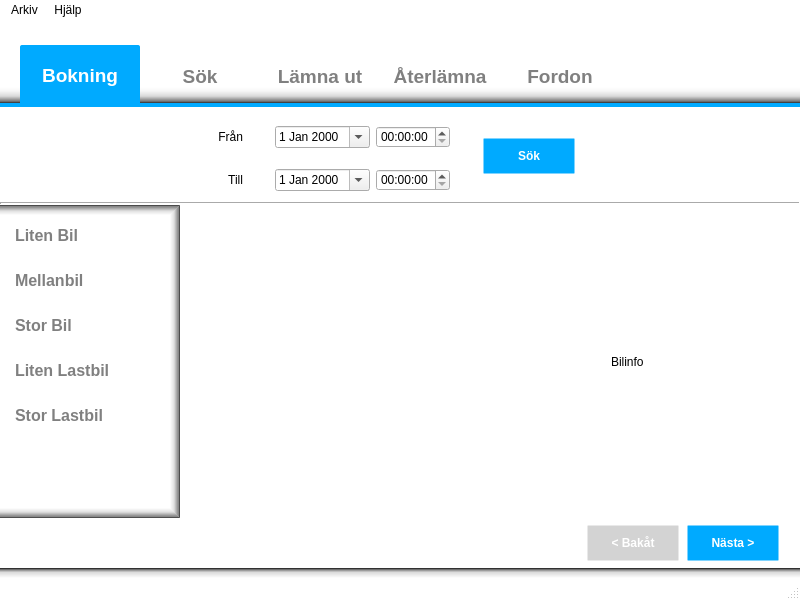
Before: the Qt Designer form trunk/gui/MainWindow.ui in nilsknacken/A3B-repo, drawn with Qt 5.
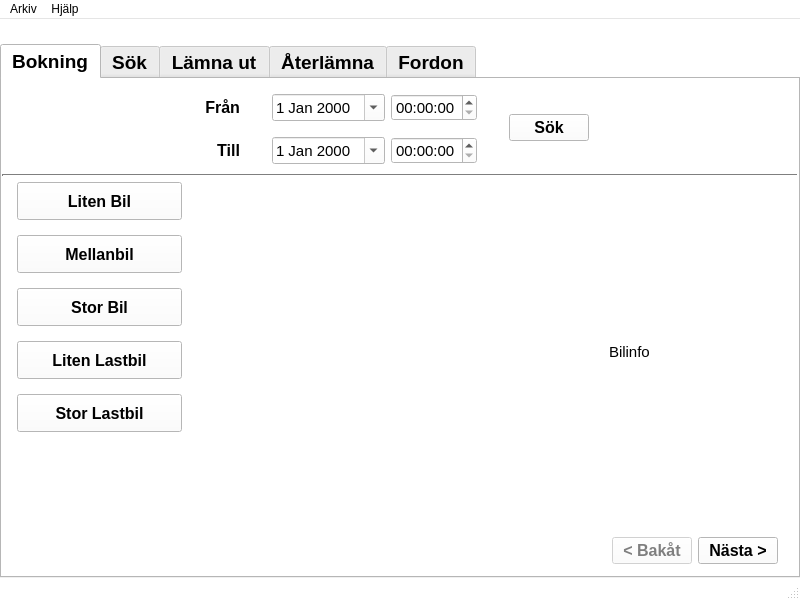
After: the same form once the commit is applied. The open tabs and pages were chosen to show the change. Icons and pictures are not drawn.

The edit to the form file:
```diff
--- a/trunk/gui/MainWindow.ui
+++ b/trunk/gui/MainWindow.ui
@@ -436,102 +436,7 @@
    <string>A3B Bilpark</string>
   </property>
   <property name="styleSheet">
-   <string notr="true">QMainWindow{
-background-image: url(:/Linen_Patterns_4.jpg); }
-
-QStatusBar{
-/*background: solid rgba(0, 0, 0, 0); }*/
-background-color: transparent; }
-
-QFrame {
-background: solid white; }
-
-Line{
-border-color: rgb(0, 170, 255); }
-
-QTabWidget::tab-bar {
-left: 20px;}
-QTabWidget::pane {
-border-top: 20px solid qlineargradient(spread:pad, x1:0, y1:0, x2:0, y2:1, stop:0 rgba(0, 0, 0, 0), stop:0.199052 rgba(0, 0, 0, 8), stop:0.459716 rgba(0, 0, 0, 38), stop:0.7109 rgba(0, 0, 0, 135), stop:0.799 rgba(0, 0, 0, 209), stop:0.8 rgba(0, 170, 255, 255));
-border-bottom: 10px solid qlineargradient(spread:pad, x1:1, y1:1, x2:1, y2:0, stop:0 rgba(0, 0, 0, 0), stop:0.578199 rgba(0, 0, 0, 37), stop:0.810427 rgba(0, 0, 0, 120), stop:1 rgba(0, 0, 0, 235));
-background: solid rgba(0, 0, 0, 0);
-top: -18px; }
-QTabBar::tab {
-height: 60px; width: 120px;
-border: 2px;
-border-top-left-radius: 2px;
-border-top-right-radius: 2px;}
-QTabBar::tab:selected {
-background: rgb(0, 170, 255);
-border-bottom-color: rgb(0, 170, 255);
-border-color: rgb(0, 170, 255);
-font:;color: white;}
-QTabBar::tab:!selected {
-font:;color: grey;}
-QTabBar::tab:disabled {
-font:;color: lightgrey;}
-
-
-
-QPushButton {
-border: 3px solid rgba(0, 0, 0, 0);
-border-radius: 1px;
-background-color: rgb(0, 170, 255);
-min-width: 80px;
-min-height: 30px;
-font: bold; color: white;
-padding: 1px 4px; }
-QPushButton:pressed {
-border-color: rgb(0, 170, 255);
-background-color: rgb(255, 255, 255);
-font: bold; color: rgb(0, 0, 0);}
-QPushButton:flat {
-border: transparent; }
-QPushButton:default {
-border-color: lightblue; }
-QPushButton:disabled {
-background-color: lightgrey;}
-
-
-QMenu {
-background-color: white;
-/*background-color: rgba(255, 255, 255, 50);*/
-border: 1px solid rgb(0, 170, 255); }
-QMenu::item {
-background-color: transparent;
-padding: 5px 15px;
-font: normal; color: dark grey; }
-QMenu::item:selected {
-background-color: rgb(0, 170, 255);
-font: bold; color: white; }
-QMenu::item:!selected {
-background-color: transparent; }
-QMenu::separator {
-height: 2px;
-background: lightblue;
-margin-left: 10px;
-margin-right: 5px; }
-QMenuBar {
-background-color: transparent;
-font: normal; color: dark grey; }
-QMenuBar::item {
-spacing: 5px;
-padding: 3px 5px;
-background-color: transparent;
-border-top-left-radius: 1px;
-border-top-right-radius: 1px; }
-QMenuBar::item:selected {
-background-color: rgb(0, 170, 255); }
-QMenuBar::item:pressed {
-background: white;
-border: 1px solid rgb(0, 170, 255);
-border-top-left-radius: 2px;
-border-top-right-radius: 2px; 
-font: bold; }
-
-
-QMessageBox {
-background: solid white; }</string>
+   <string notr="true"/>
   </property>
   <property name="dockOptions">
    <set>QMainWindow::AllowTabbedDocks|QMainWindow::AnimatedDocks</set>
@@ -634,6 +539,11 @@
               </item>
               <item row="0" column="6" rowspan="2">
                <widget class="QPushButton" name="pushButtonP1search">
+                <property name="font">
+                 <font>
+                  <pointsize>12</pointsize>
+                 </font>
+                </property>
                 <property name="text">
                  <string>Sök</string>
                 </property>
@@ -656,10 +566,26 @@
                </spacer>
               </item>
               <item row="0" column="4">
-               <widget class="QTimeEdit" name="timeEditFrom"/>
+               <widget class="QTimeEdit" name="timeEditFrom">
+                <property name="font">
+                 <font>
+                  <pointsize>11</pointsize>
+                  <weight>50</weight>
+                  <bold>false</bold>
+                 </font>
+                </property>
+               </widget>
               </item>
               <item row="0" column="3">
                <widget class="QDateEdit" name="dateEditFrom">
+                <property name="font">
+                 <font>
+                  <pointsize>11</pointsize>
+                  <weight>50</weight>
+                  <italic>false</italic>
+                  <bold>false</bold>
+                 </font>
+                </property>
                 <property name="calendarPopup">
                  <bool>true</bool>
                 </property>
@@ -667,6 +593,11 @@
               </item>
               <item row="1" column="1">
                <widget class="QLabel" name="labelTo">
+                <property name="font">
+                 <font>
+                  <pointsize>12</pointsize>
+                 </font>
+                </property>
                 <property name="text">
                  <string>Till</string>
                 </property>
@@ -682,10 +613,23 @@
                </widget>
               </item>
               <item row="1" column="4">
-               <widget class="QTimeEdit" name="timeEditTo"/>
+               <widget class="QTimeEdit" name="timeEditTo">
+                <property name="font">
+                 <font>
+                  <pointsize>11</pointsize>
+                  <weight>50</weight>
+                  <bold>false</bold>
+                 </font>
+                </property>
+               </widget>
               </item>
               <item row="0" column="1">
                <widget class="QLabel" name="labelFrom">
+                <property name="font">
+                 <font>
+                  <pointsize>12</pointsize>
+                 </font>
+                </property>
                 <property name="text">
                  <string>Från</string>
                 </property>
@@ -696,6 +640,13 @@
               </item>
               <item row="1" column="3">
                <widget class="QDateEdit" name="dateEditTo">
+                <property name="font">
+                 <font>
+                  <pointsize>11</pointsize>
+                  <weight>50</weight>
+                  <bold>false</bold>
+                 </font>
+                </property>
                 <property name="calendarPopup">
                  <bool>true</bool>
                 </property>
@@ -767,33 +718,7 @@
                </sizepolicy>
               </property>
               <property name="styleSheet">
-               <string notr="true">QFrame{
-background: solid transparent;
-background-image: url(:/Linen_Patterns_4.jpg); }
-
-QPushButton {
-text-align: left;
-border: none;
-border-radius: none;
-background-color: transparent;
-font: bold; color: grey;
-padding: 0px 0px; }
-QPushButton:pressed {
-border-color: rgb(0, 170, 255);
-background-color: transparent;
-font:; color: white; }
-/*QPushButton:flat {
-border: none; }*/
-/*
-QPushButton:default {
-border-color: lightblue; }
-*/
-
-QStackedWidget {
-background: solid white; }
-
-QTableWidget {
-background: white; }</string>
+               <string notr="true"/>
               </property>
               <property name="frameShape">
                <enum>QFrame::NoFrame</enum>
@@ -820,12 +745,7 @@
                   </size>
                  </property>
                  <property name="styleSheet">
-                  <string notr="true">QFrame {
-border-top: 10px solid qlineargradient(spread:pad, x1:1, y1:1, x2:1, y2:0, stop:0 rgba(0, 0, 0, 0), stop:0.402844 rgba(0, 0, 0, 31), stop:0.635071 rgba(0, 0, 0, 80), stop:0.763033 rgba(0, 0, 0, 107), stop:0.890995 rgba(0, 0, 0, 125), stop:1 rgba(0, 0, 0, 226));
-border-right: 10px solid qlineargradient(spread:pad, x1:0, y1:0, x2:1, y2:0, stop:0 rgba(0, 0, 0, 0), stop:0.402844 rgba(0, 0, 0, 31), stop:0.635071 rgba(0, 0, 0, 80), stop:0.763033 rgba(0, 0, 0, 107), stop:0.890995 rgba(0, 0, 0, 125), stop:1 rgba(0, 0, 0, 226));
-border-bottom: 10px solid qlineargradient(spread:pad, x1:0, y1:0, x2:0, y2:1, stop:0 rgba(0, 0, 0, 0), stop:0.402844 rgba(0, 0, 0, 31), stop:0.635071 rgba(0, 0, 0, 80), stop:0.763033 rgba(0, 0, 0, 107), stop:0.890995 rgba(0, 0, 0, 125), stop:1 rgba(0, 0, 0, 226));
- }
-</string>
+                  <string notr="true"/>
                  </property>
                  <property name="frameShape">
                   <enum>QFrame::NoFrame</enum>
@@ -853,8 +773,8 @@
                    <widget class="QPushButton" name="pushButtonP1S_Car">
                     <property name="minimumSize">
                      <size>
-                      <width>80</width>
-                      <height>30</height>
+                      <width>94</width>
+                      <height>38</height>
                      </size>
                     </property>
                     <property name="font">
@@ -877,8 +797,8 @@
                    <widget class="QPushButton" name="pushButtonP1M_Car">
                     <property name="minimumSize">
                      <size>
-                      <width>80</width>
-                      <height>30</height>
+                      <width>94</width>
+                      <height>38</height>
                      </size>
                     </property>
                     <property name="font">
@@ -901,8 +821,8 @@
                    <widget class="QPushButton" name="pushButtonP1L_Car">
                     <property name="minimumSize">
                      <size>
-                      <width>80</width>
-                      <height>30</height>
+                      <width>94</width>
+                      <height>38</height>
                      </size>
                     </property>
                     <property name="font">
@@ -925,8 +845,8 @@
                    <widget class="QPushButton" name="pushButtonP1S_Truck">
                     <property name="minimumSize">
                      <size>
-                      <width>80</width>
-                      <height>30</height>
+                      <width>94</width>
+                      <height>38</height>
                      </size>
                     </property>
                     <property name="font">
@@ -949,8 +869,8 @@
                    <widget class="QPushButton" name="pushButtonP1L_Truck">
                     <property name="minimumSize">
                      <size>
-                      <width>80</width>
-                      <height>30</height>
+                      <width>94</width>
+                      <height>38</height>
                      </size>
                     </property>
                     <property name="font">
@@ -987,6 +907,14 @@
                </item>
                <item>
                 <widget class="QStackedWidget" name="stackedWidgetP1">
+                 <property name="font">
+                  <font>
+                   <pointsize>12</pointsize>
+                   <weight>50</weight>
+                   <italic>false</italic>
+                   <bold>false</bold>
+                  </font>
+                 </property>
                  <property name="frameShape">
                   <enum>QFrame::NoFrame</enum>
                  </property>
@@ -1077,6 +1005,26 @@
                    </property>
                    <item>
                     <widget class="QTableWidget" name="tableWidgetP1L_Truck">
+                     <property name="sizePolicy">
+                      <sizepolicy hsizetype="Preferred" vsizetype="Expanding">
+                       <horstretch>0</horstretch>
+                       <verstretch>0</verstretch>
+                      </sizepolicy>
+                     </property>
+                     <property name="maximumSize">
+                      <size>
+                       <width>1000</width>
+                       <height>16777215</height>
+                      </size>
+                     </property>
+                     <property name="font">
+                      <font>
+                       <pointsize>11</pointsize>
+                       <weight>50</weight>
+                       <italic>false</italic>
+                       <bold>false</bold>
+                      </font>
+                     </property>
                      <property name="frameShape">
                       <enum>QFrame::NoFrame</enum>
                      </property>
@@ -1109,6 +1057,13 @@
               <layout class="QVBoxLayout" name="verticalLayout_9">
                <item>
                 <widget class="QLabel" name="labelP1info">
+                 <property name="font">
+                  <font>
+                   <pointsize>11</pointsize>
+                   <weight>50</weight>
+                   <bold>false</bold>
+                  </font>
+                 </property>
                  <property name="styleSheet">
                   <string notr="true"/>
                  </property>
@@ -1652,6 +1607,14 @@
             <property name="enabled">
              <bool>false</bool>
             </property>
+            <property name="font">
+             <font>
+              <pointsize>12</pointsize>
+              <weight>75</weight>
+              <italic>false</italic>
+              <bold>true</bold>
+             </font>
+            </property>
             <property name="text">
              <string>&lt; Bakåt</string>
             </property>
@@ -1675,6 +1638,14 @@
           </item>
           <item row="0" column="2">
            <widget class="QPushButton" name="pushButtonP1next">
+            <property name="font">
+             <font>
+              <pointsize>12</pointsize>
+              <weight>75</weight>
+              <italic>false</italic>
+              <bold>true</bold>
+             </font>
+            </property>
             <property name="text">
              <string>Nästa &gt;</string>
             </property>
```
Left out of the diff: 650 changed lines with no effect on the pictures.
